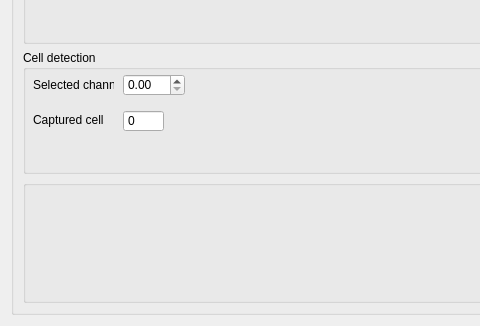
micropolimi/ProchipMicroscope, file DualColor.ui: the form before one commit; both pictures show x 0 to 480 and y 357 to 683 of the 681 by 683 pixel window.
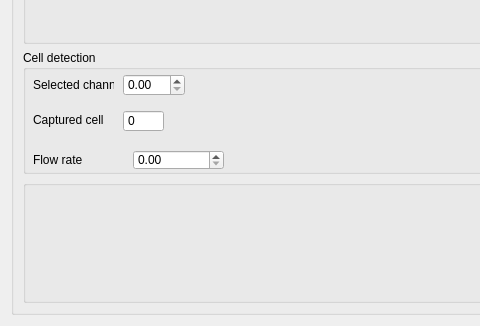
The form after the commit.

```diff
--- a/DualColor.ui
+++ b/DualColor.ui
@@ -296,6 +296,29 @@
           <double>10000000000.000000000000000</double>
          </property>
         </widget>
+        <widget class="QDoubleSpinBox" name="flowrate_doubleSpinBox">
+         <property name="geometry">
+          <rect>
+           <x>110</x>
+           <y>100</y>
+           <width>91</width>
+           <height>20</height>
+          </rect>
+         </property>
+        </widget>
+        <widget class="QLabel" name="flow_rate_label">
+         <property name="geometry">
+          <rect>
+           <x>10</x>
+           <y>100</y>
+           <width>71</width>
+           <height>20</height>
+          </rect>
+         </property>
+         <property name="text">
+          <string>Flow rate</string>
+         </property>
+        </widget>
        </widget>
       </item>
      </layout>
```
